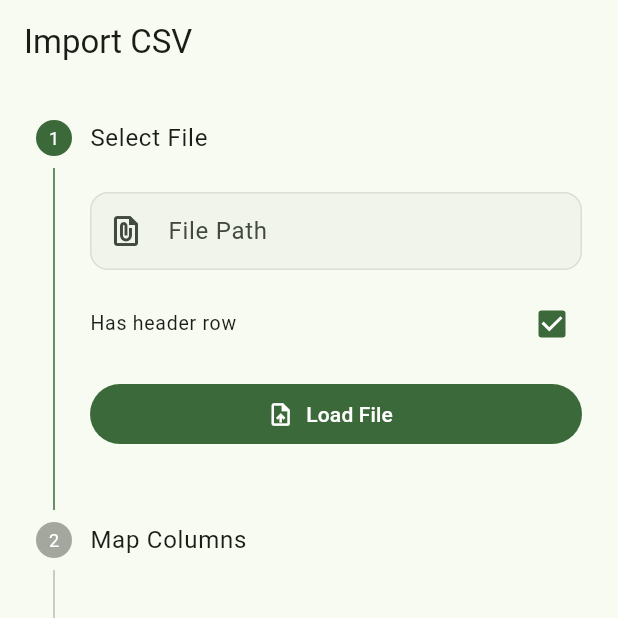
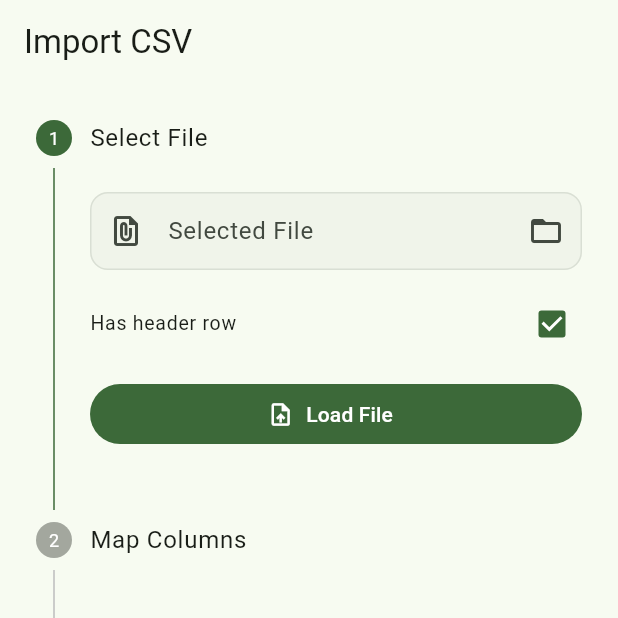
Before and after one commit to bloknayrb/patrimonium, a Flutter app: the CsvImportScreen screen opened by its route, on a phone screen of 412 x 824 dp, the top half of it. Run offline on Flutter 3.47's test engine with Material 3 defaults, Android fonts, the phone set to English and light mode, and no system bars; drawn by our look-alikes of dynamic_color; our stand-ins replace dio, drift, file_picker, flutter_riverpod, flutter_secure_storage, go_router and 2 more; missing offline and left inert: workmanager; accounts and stored records are empty; generated files the repository leaves out were written again.

Commit message:
Add file picker for CSV import on Android
Use file_picker package to enable native file browsing via Android's
Storage Access Framework. On Android the text field is read-only and
users select files through the browse button. On Linux the text field
remains editable for manual path entry with the browse button as an
alternative.

https://claude.ai/code/session_01SUa8MQyC93VSd2mqrHwzzd

```diff
--- a/lib/presentation/features/import/csv_import_screen.dart
+++ b/lib/presentation/features/import/csv_import_screen.dart
@@ -1,5 +1,6 @@
 import 'dart:io';
 
+import 'package:file_picker/file_picker.dart';
 import 'package:flutter/material.dart';
 import 'package:flutter_riverpod/flutter_riverpod.dart';
 
@@ -90,6 +91,21 @@ class _CsvImportScreenState extends ConsumerState<CsvImportScreen> {
       });
     } catch (e) {
       if (mounted) _showError('Error reading file: $e');
+    }
+  }
+
+  // ---------------------------------------------------------------------------
+  // File picker
+  // ---------------------------------------------------------------------------
+
+  Future<void> _pickFile() async {
+    final result = await FilePicker.platform.pickFiles(
+      type: FileType.custom,
+      allowedExtensions: ['csv', 'txt'],
+    );
+
+    if (result != null && result.files.single.path != null) {
+      _filePathController.text = result.files.single.path!;
     }
   }
 
@@ -293,16 +309,26 @@ class _CsvImportScreenState extends ConsumerState<CsvImportScreen> {
   // ---------------------------------------------------------------------------
 
   Widget _buildFileStep() {
+    final isAndroid = Platform.isAndroid;
+
     return Column(
       crossAxisAlignment: CrossAxisAlignment.stretch,
       children: [
         TextFormField(
           controller: _filePathController,
-          decoration: const InputDecoration(
-            labelText: 'File Path',
-            hintText: '/path/to/transactions.csv',
+          readOnly: isAndroid,
+          decoration: InputDecoration(
+            labelText: isAndroid ? 'Selected File' : 'File Path',
+            hintText: isAndroid
+                ? 'Tap browse to select a file'
+                : '/path/to/transactions.csv',
             filled: true,
-            prefixIcon: Icon(Icons.file_present),
+            prefixIcon: const Icon(Icons.file_present),
+            suffixIcon: IconButton(
+              icon: const Icon(Icons.folder_open),
+              onPressed: _pickFile,
+              tooltip: 'Browse files',
+            ),
           ),
         ),
         const SizedBox(height: 12),
--- a/pubspec.yaml
+++ b/pubspec.yaml
@@ -69,6 +69,9 @@ dependencies:
   # Equatable for value objects
   equatable: ^2.0.7
 
+  # File Picker (Android SAF + Linux GTK)
+  file_picker: ^8.1.7
+
 dev_dependencies:
   flutter_test:
     sdk: flutter
```
